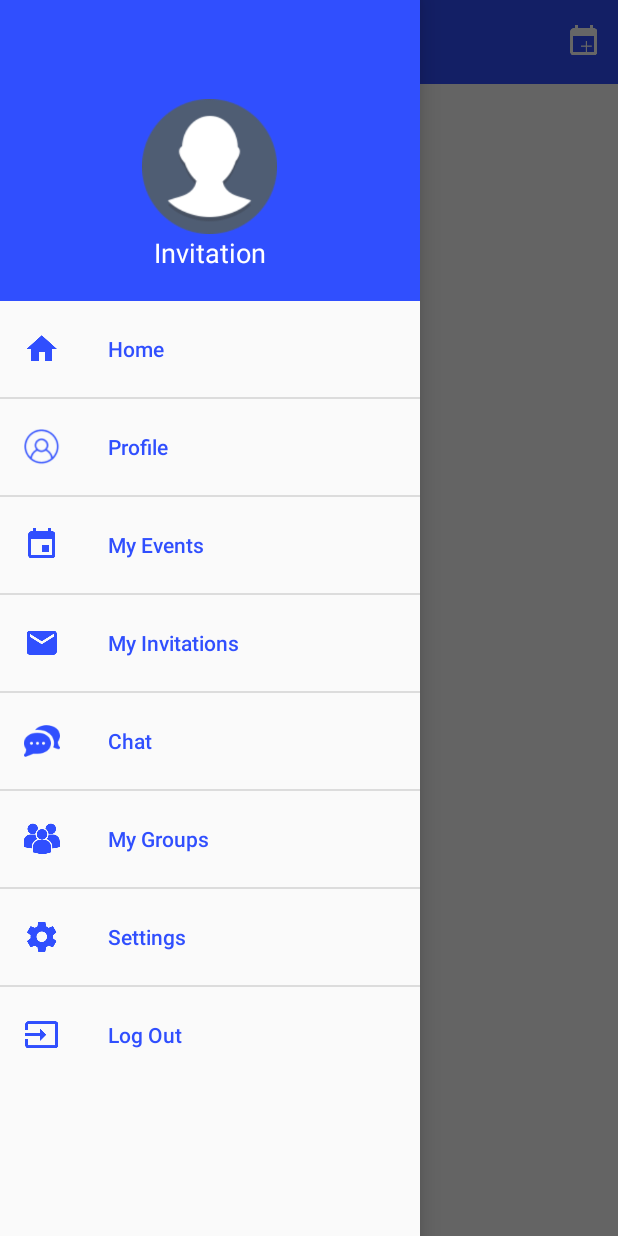
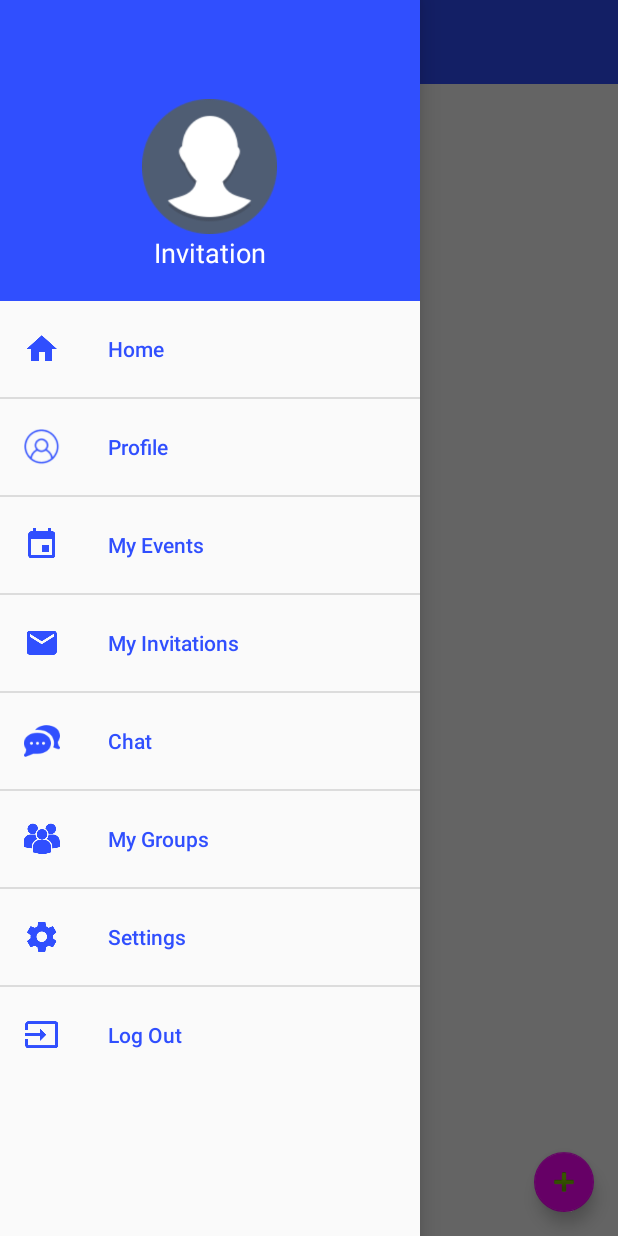
Before and after one commit to sivanookala1979/invitationapp-new, an Android app: the HomeScreenActivity screen opened directly, with no data from a screen before it, with the side drawer open, on a phone screen of 412 x 824 dp. Run offline under Robolectric (Android 15) with nearby library versions, the phone set to English and light mode, and no system bars; our stand-ins replace Picasso; network calls fail; pictures from the network do not load; 2 statements that could not run were skipped.

Commit message:
added floating button and hided new event action bar icon in HomeScreenActivity, changed home event item image into circle image, added event png, rectangle shaped xml, added card view to home event item.xml, added floating button in home screen layout.xml.

```diff
--- a/app/src/main/java/com/cerone/invitation/activities/HomeScreenActivity.java
+++ b/app/src/main/java/com/cerone/invitation/activities/HomeScreenActivity.java
@@ -4,6 +4,7 @@ import android.content.Intent;
 import android.os.Bundle;
 import android.os.Handler;
 import android.support.annotation.NonNull;
+import android.support.design.widget.FloatingActionButton;
 import android.support.design.widget.NavigationView;
 import android.support.v4.view.GravityCompat;
 import android.support.v4.widget.DrawerLayout;
@@ -48,22 +49,24 @@ import java.util.List;
 
 public class HomeScreenActivity extends BaseActivity implements OnClickListener, OnItemClickListener, NavigationView.OnNavigationItemSelectedListener {
     SwipeRefreshLayout mSwipeRefreshLayout;
+    FloatingActionButton fabAdd;
     ListView myEvents;
     HomeEventAdapter adapter;
     List<Event> myEventsList = new ArrayList<Event>();
     int ownerId = 0;
     User profile;
     TextView userName;
-    ImageView userImage;
+    ImageView userImage, newEvent;
 
     @Override
     protected void onCreate(Bundle savedInstanceState) {
         super.onCreate(savedInstanceState);
         setContentView(R.layout.navigation_menu_activity);
         mSwipeRefreshLayout = (SwipeRefreshLayout) findViewById(R.id.activity_main_swipe_refresh_layout);
+        fabAdd = (FloatingActionButton) findViewById(R.id.fab_add);
         myEvents = (ListView) findViewById(R.id.events_list);
-        final ImageView imageView = (ImageView) findViewById(R.id.toolbarEvent);
-        imageView.setOnClickListener(this);
+        newEvent = (ImageView) findViewById(R.id.toolbarEvent);
+        newEvent.setVisibility(View.GONE);
         mSwipeRefreshLayout.setOnRefreshListener(new SwipeRefreshLayout.OnRefreshListener() {
             @Override
             public void onRefresh() {
@@ -83,7 +86,6 @@ public class HomeScreenActivity extends BaseActivity implements OnClickListener,
         Log.d("Token", InvtAppPreferences.getAccessToken());
         ownerId = InvtAppPreferences.getOwnerId();
         Log.d("Owner id", ownerId + "");
-        myEvents.setOnItemClickListener(this);
         createLeftMenu();
         Intent intent = new Intent(this, RegistrationIntentService.class);
         startService(intent);
@@ -94,12 +96,14 @@ public class HomeScreenActivity extends BaseActivity implements OnClickListener,
         userImage = (ImageView) hView.findViewById(R.id.nav_userImage);
         userName = (TextView) hView.findViewById(R.id.txt_nav_userName);
         navigationView.setNavigationItemSelectedListener(this);
+        myEvents.setOnItemClickListener(this);
+        fabAdd.setOnClickListener(this);
+        loadEvents();
     }
 
     @Override
     protected void onResume() {
         super.onResume();
-        loadEvents();
         updateProfileImageAndName();
     }
 
@@ -188,7 +192,7 @@ public class HomeScreenActivity extends BaseActivity implements OnClickListener,
     @Override
     public void onClick(View v) {
         switch (v.getId()) {
-            case R.id.toolbarEvent:
+            case R.id.fab_add:
                 InvtAppPreferences.setEventDetails(null);
                 startActivity(new Intent(this, NewEventActivity.class));
                 break;
--- a/app/src/main/java/com/cerone/invitation/activities/MyEventsActivity.java
+++ b/app/src/main/java/com/cerone/invitation/activities/MyEventsActivity.java
@@ -47,7 +47,7 @@ public class MyEventsActivity extends BaseActivity implements OnClickListener, O
         TextView title = (TextView) findViewById(R.id.toolbar_title);
         title.setText("My Events");
         newEvent = (ImageView) findViewById(R.id.toolbarEvent);
-        newEvent.setOnClickListener(this);
+        newEvent.setVisibility(View.GONE);
         listView.setOnItemClickListener(this);
         //createLeftMenu(this);
         getMyEvents();
--- a/app/src/main/res/layout/home_screen_layout_new.xml
+++ b/app/src/main/res/layout/home_screen_layout_new.xml
@@ -56,9 +56,7 @@
                 <ListView
                     android:id="@+id/events_list"
                     android:layout_width="match_parent"
-                    android:layout_height="wrap_content"
-                    android:divider="@color/gray"
-                    android:dividerHeight="1dp">
+                    android:layout_height="wrap_content">
                 </ListView>
             </android.support.v4.widget.SwipeRefreshLayout>
 
@@ -77,6 +75,18 @@
             android:textColor="@color/white"
             android:textSize="@dimen/text_size"
             android:visibility="gone" />
+
+        <android.support.design.widget.FloatingActionButton
+            android:id="@+id/fab_add"
+            app:fabSize="mini"
+            android:layout_width="wrap_content"
+            android:layout_height="wrap_content"
+            android:layout_alignParentBottom="true"
+            android:layout_alignParentRight="true"
+            android:layout_margin="@dimen/fab_margin"
+            app:backgroundTint="@color/fuchsia"
+            android:src="@android:drawable/ic_input_add" />
+
     </RelativeLayout>
 
     <ListView
```
Also changed, not shown: app/src/main/java/com/cerone/invitation/adapter/HomeEventAdapter.java (+5 -2 lines), app/src/main/res/drawable-mdpi/rectangle_shaped.xml (added, +15 -0 lines), app/src/main/res/layout/home_event_item.xml (+19 -1 lines), app/src/main/res/drawable-mdpi/events.png (added).
